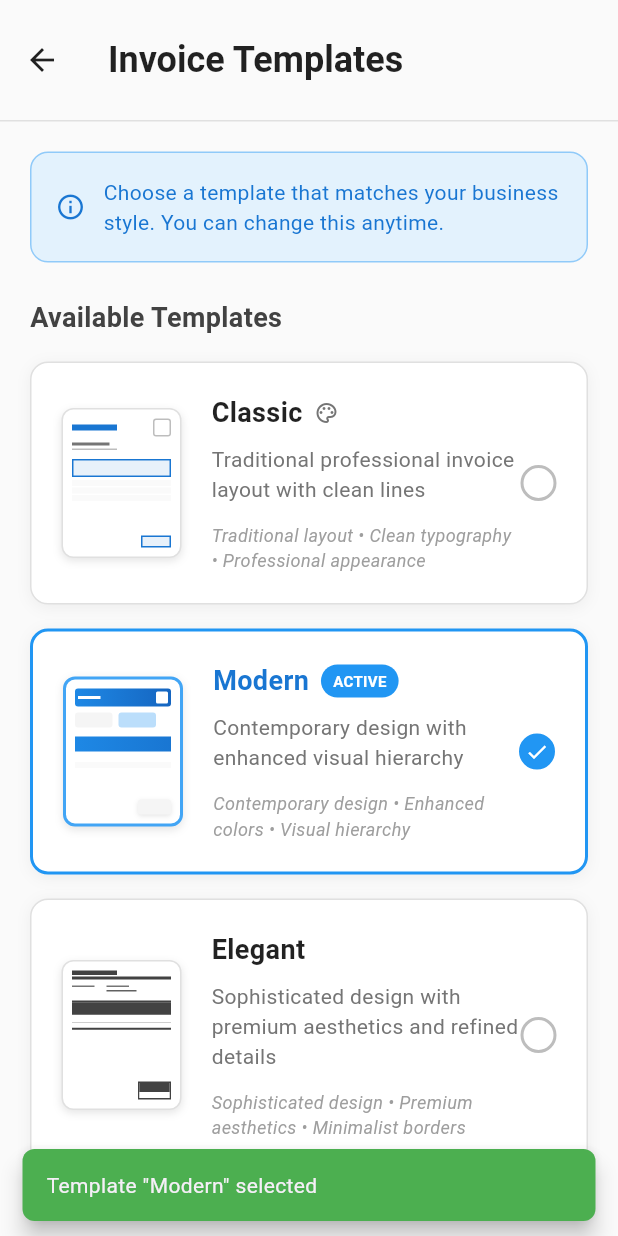
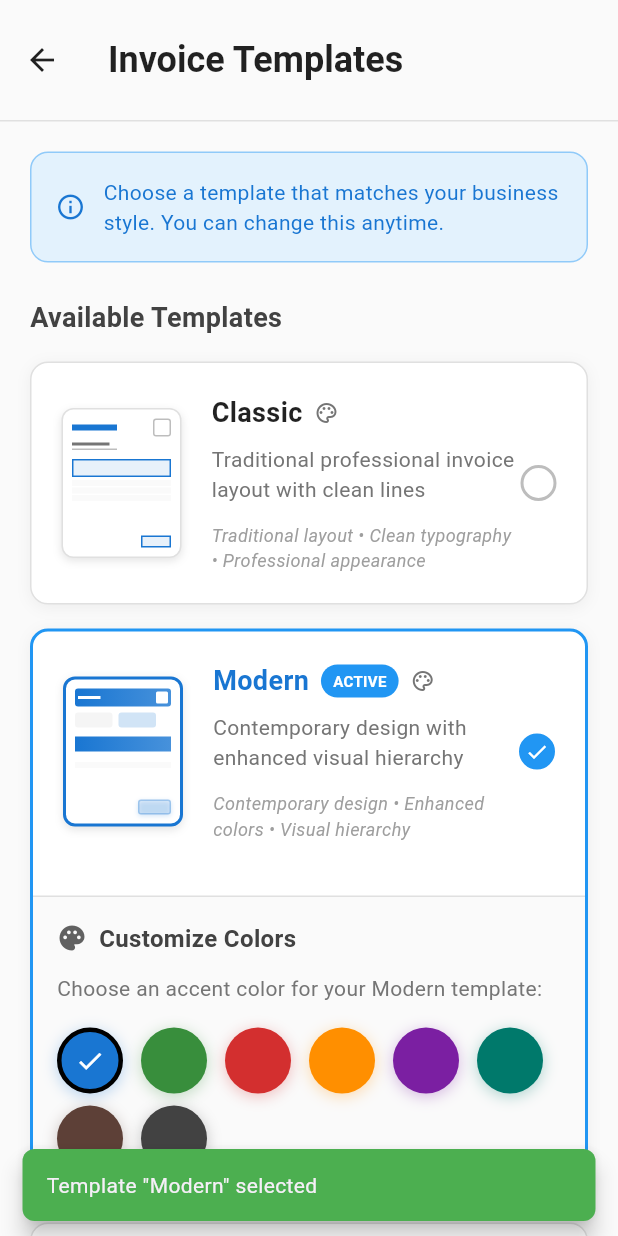
Before and after one commit to igorsoares0/invinv, a Flutter app: the InvoiceTemplatesScreen screen opened directly, after a tap on "Modern", on a phone screen of 412 x 824 dp. Run offline on Flutter 3.47's test engine with Material 3 defaults, Android fonts, the phone set to English and light mode, and no system bars; our stand-ins replace equatable, flutter_bloc, flutter_form_builder, flutter_screenutil, form_builder_validators, go_router and 5 more; accounts and stored records are empty.

Commit message:
add color edit to modern template

```diff
--- a/lib/features/invoices/screens/invoice_preview_screen.dart
+++ b/lib/features/invoices/screens/invoice_preview_screen.dart
@@ -29,6 +29,7 @@ class _InvoicePreviewScreenState extends State<InvoicePreviewScreen> {
   bool _isLoading = true;
   String? _errorMessage;
   Color _classicTemplateColor = const Color(0xFF1976D2);
+  Color _modernTemplateColor = const Color(0xFF1976D2);
 
   @override
   void initState() {
@@ -48,6 +49,7 @@ class _InvoicePreviewScreenState extends State<InvoicePreviewScreen> {
         _invoiceService.getInvoiceWithDetails(widget.invoiceId),
         _templateService.getSelectedTemplate(),
         _templateService.getClassicTemplateColor(),
+        _templateService.getModernTemplateColor(),
       ]);
 
       setState(() {
@@ -55,6 +57,7 @@ class _InvoicePreviewScreenState extends State<InvoicePreviewScreen> {
         _invoiceDetails = results[1] as Map<String, dynamic>?;
         _templateType = results[2] as InvoiceTemplateType;
         _classicTemplateColor = results[3] as Color;
+        _modernTemplateColor = results[4] as Color;
         _isLoading = false;
       });
     } catch (e) {
@@ -149,6 +152,17 @@ class _InvoicePreviewScreenState extends State<InvoicePreviewScreen> {
     return _buildPreview(_invoiceDetails!);
   }
 
+  Color _getTemplateColor() {
+    switch (_templateType) {
+      case InvoiceTemplateType.classic:
+        return _classicTemplateColor;
+      case InvoiceTemplateType.modern:
+        return _modernTemplateColor;
+      case InvoiceTemplateType.elegant:
+        return const Color(0xFF424242); // Grey for elegant
+    }
+  }
+
   Widget _buildPreview(Map<String, dynamic> details) {
     try {
       final invoiceData = details['invoice'] as Map<String, dynamic>;
@@ -225,7 +239,7 @@ class _InvoicePreviewScreenState extends State<InvoicePreviewScreen> {
               style: TextStyle(
                 fontSize: 20,
                 fontWeight: FontWeight.bold,
-                color: _templateType == InvoiceTemplateType.classic ? _classicTemplateColor : Colors.blue,
+                color: _getTemplateColor(),
               ),
             ),
             const SizedBox(height: 4),
@@ -287,7 +301,7 @@ class _InvoicePreviewScreenState extends State<InvoicePreviewScreen> {
                 style: TextStyle(
                   fontSize: 24,
                   fontWeight: FontWeight.bold,
-                  color: _templateType == InvoiceTemplateType.classic ? _classicTemplateColor : Colors.blue,
+                  color: _getTemplateColor(),
                 ),
               )
             : const Icon(
@@ -555,15 +569,15 @@ class _InvoicePreviewScreenState extends State<InvoicePreviewScreen> {
             Container(
               padding: const EdgeInsets.symmetric(horizontal: 6, vertical: 2),
               decoration: BoxDecoration(
-                color: (_templateType == InvoiceTemplateType.classic ? _classicTemplateColor : Colors.blue).withOpacity(0.1),
+                color: _getTemplateColor().withOpacity(0.1),
                 borderRadius: BorderRadius.circular(4),
-                border: Border.all(color: (_templateType == InvoiceTemplateType.classic ? _classicTemplateColor : Colors.blue).withOpacity(0.3), width: 0.5),
+                border: Border.all(color: _getTemplateColor().withOpacity(0.3), width: 0.5),
               ),
               child: Text(
                 item.category!,
                 style: TextStyle(
                   fontSize: 9,
-                  color: _templateType == InvoiceTemplateType.classic ? _classicTemplateColor.withOpacity(0.8) : Colors.blue.shade700,
+                  color: _getTemplateColor().withOpacity(0.8),
                   fontWeight: FontWeight.w500,
                 ),
               ),
@@ -587,7 +601,7 @@ class _InvoicePreviewScreenState extends State<InvoicePreviewScreen> {
               _buildTotalRow('Discount:', '-${NumberFormat.currency(symbol: '\$').format(invoice.discountAmount)}'),
             if (invoice.taxAmount > 0)
               _buildTotalRow('Tax:', NumberFormat.currency(symbol: '\$').format(invoice.taxAmount)),
-            Divider(color: _templateType == InvoiceTemplateType.classic ? _classicTemplateColor : Colors.blue, thickness: 2),
+            Divider(color: _getTemplateColor(), thickness: 2),
             _buildTotalRow(
               'Total:',
               NumberFormat.currency(symbol: '\$').format(invoice.total),
@@ -610,7 +624,7 @@ class _InvoicePreviewScreenState extends State<InvoicePreviewScreen> {
             style: TextStyle(
               fontWeight: isTotal ? FontWeight.bold : FontWeight.normal,
               fontSize: isTotal ? 14 : 12,
-              color: isTotal ? (_templateType == InvoiceTemplateType.classic ? _classicTemplateColor : Colors.blue) : Colors.black,
+              color: isTotal ? _getTemplateColor() : Colors.black,
             ),
           ),
           Text(
@@ -618,7 +632,7 @@ class _InvoicePreviewScreenState extends State<InvoicePreviewScreen> {
             style: TextStyle(
               fontWeight: isTotal ? FontWeight.bold : FontWeight.normal,
               fontSize: isTotal ? 14 : 12,
-              color: isTotal ? (_templateType == InvoiceTemplateType.classic ? _classicTemplateColor : Colors.blue) : Colors.black,
+              color: isTotal ? _getTemplateColor() : Colors.black,
             ),
           ),
         ],
@@ -888,7 +902,7 @@ class _InvoicePreviewScreenState extends State<InvoicePreviewScreen> {
       padding: const EdgeInsets.all(24),
       decoration: BoxDecoration(
         gradient: LinearGradient(
-          colors: [Colors.blue.shade600, Colors.blue.shade800],
+          colors: [_getTemplateColor(), _getTemplateColor().withOpacity(0.8)],
         ),
         borderRadius: BorderRadius.circular(12),
       ),
@@ -911,7 +925,7 @@ class _InvoicePreviewScreenState extends State<InvoicePreviewScreen> {
                 invoice.number,
                 style: TextStyle(
                   fontSize: 16,
-                  color: Colors.blue.shade100,
+                  color: Colors.white.withOpacity(0.8),
                 ),
               ),
             ],
@@ -942,7 +956,7 @@ class _InvoicePreviewScreenState extends State<InvoicePreviewScreen> {
                   style: TextStyle(
                     fontSize: 12,
                     fontWeight: FontWeight.bold,
-                    color: Colors.blue.shade700,
+                    color: _getTemplateColor(),
                   ),
                 ),
                 const SizedBox(height: 12),
@@ -997,9 +1011,9 @@ class _InvoicePreviewScreenState extends State<InvoicePreviewScreen> {
           child: Container(
             padding: const EdgeInsets.all(20),
             decoration: BoxDecoration(
-              color: Colors.blue.shade50,
+              color: _getTemplateColor().withOpacity(0.1),
               borderRadius: BorderRadius.circular(8),
-              border: Border.all(color: Colors.blue.shade200),
+              border: Border.all(color: _getTemplateColor().withOpacity(0.3)),
             ),
             child: Column(
               crossAxisAlignment: CrossAxisAlignment.start,
@@ -1009,7 +1023,7 @@ class _InvoicePreviewScreenState extends State<InvoicePreviewScreen> {
                   style: TextStyle(
                     fontSize: 12,
                     fontWeight: FontWeight.bold,
-                    color: Colors.blue.shade700,
+                    color: _getTemplateColor(),
                   ),
                 ),
                 const SizedBox(height: 12),
@@ -1146,7 +1160,7 @@ class _InvoicePreviewScreenState extends State<InvoicePreviewScreen> {
           TableRow(
             decoration: BoxDecoration(
               gradient: LinearGradient(
-                colors: [Colors.blue.shade600, Colors.blue.shade700],
+                colors: [_getTemplateColor(), _getTemplateColor().withOpacity(0.8)],
               ),
             ),
             children: [
@@ -1201,7 +1215,7 @@ class _InvoicePreviewScreenState extends State<InvoicePreviewScreen> {
             style: TextStyle(
               fontWeight: FontWeight.w600,
               fontSize: 11,
-              color: Colors.blue.shade800,
+              color: _getTemplateColor().withOpacity(0.9),
             ),
           ),
           if (item.description.isNotEmpty) ...[
@@ -1220,15 +1234,15 @@ class _InvoicePreviewScreenState extends State<InvoicePreviewScreen> {
             Container(
               padding: const EdgeInsets.symmetric(horizontal: 6, vertical: 2),
               decoration: BoxDecoration(
-                color: Colors.orange.shade100,
+                color: _getTemplateColor().withOpacity(0.1),
                 borderRadius: BorderRadius.circular(4),
-                border: Border.all(color: Colors.orange.shade300, width: 0.5),
+                border: Border.all(color: _getTemplateColor().withOpacity(0.4), width: 0.5),
               ),
               child: Text(
                 item.category!,
                 style: TextStyle(
                   fontSize: 9,
-                  color: Colors.orange.shade700,
+                  color: _getTemplateColor().withOpacity(0.9),
                   fontWeight: FontWeight.bold,
                 ),
               ),
@@ -1270,7 +1284,7 @@ class _InvoicePreviewScreenState extends State<InvoicePreviewScreen> {
               height: 2,
               decoration: BoxDecoration(
                 gradient: LinearGradient(
-                  colors: [Colors.blue.shade400, Colors.blue.shade600],
+                  colors: [_getTemplateColor().withOpacity(0.6), _getTemplateColor()],
                 ),
               ),
             ),
@@ -1296,7 +1310,7 @@ class _InvoicePreviewScreenState extends State<InvoicePreviewScreen> {
             style: TextStyle(
               fontWeight: isTotal ? FontWeight.bold : FontWeight.normal,
               fontSize: isTotal ? 14 : 12,
-              color: isTotal ? Colors.blue.shade700 : Colors.black,
+              color: isTotal ? _getTemplateColor() : Colors.black,
             ),
           ),
           Text(
@@ -1304,7 +1318,7 @@ class _InvoicePreviewScreenState extends State<InvoicePreviewScreen> {
             style: TextStyle(
               fontWeight: isTotal ? FontWeight.bold : FontWeight.normal,
               fontSize: isTotal ? 14 : 12,
-              color: isTotal ? Colors.blue.shade700 : Colors.black,
+              color: isTotal ? _getTemplateColor() : Colors.black,
             ),
           ),
         ],
@@ -1316,9 +1330,9 @@ class _InvoicePreviewScreenState extends State<InvoicePreviewScreen> {
     return Container(
       padding: const EdgeInsets.all(16),
       decoration: BoxDecoration(
-        color: Colors.blue.shade50,
+        color: _getTemplateColor().withOpacity(0.1),
         borderRadius: BorderRadius.circular(8),
-        border: Border.all(color: Colors.blue.shade200),
+        border: Border.all(color: _getTemplateColor().withOpacity(0.3)),
       ),
       child: Column(
         crossAxisAlignment: CrossAxisAlignment.start,
@@ -1378,7 +1392,7 @@ class _InvoicePreviewScreenState extends State<InvoicePreviewScreen> {
       padding: const EdgeInsets.all(16),
       decoration: BoxDecoration(
         gradient: LinearGradient(
-          colors: [Colors.blue.shade600, Colors.blue.shade800],
+          colors: [_getTemplateColor(), _getTemplateColor().withOpacity(0.8)],
         ),
         borderRadius: BorderRadius.circular(8),
       ),
@@ -1454,7 +1468,7 @@ class _InvoicePreviewScreenState extends State<InvoicePreviewScreen> {
                 style: TextStyle(
                   fontSize: 32,
                   fontWeight: FontWeight.bold,
-                  color: Colors.blue.shade700,
+                  color: _getTemplateColor(),
                 ),
               )
             : Icon(
--- a/lib/features/settings/screens/invoice_templates_screen.dart
+++ b/lib/features/settings/screens/invoice_templates_screen.dart
@@ -14,6 +14,7 @@ class _InvoiceTemplatesScreenState extends State<InvoiceTemplatesScreen> {
   InvoiceTemplateType _selectedTemplate = InvoiceTemplateType.classic;
   bool _isLoading = true;
   Color _classicTemplateColor = const Color(0xFF1976D2);
+  Color _modernTemplateColor = const Color(0xFF1976D2);
 
   @override
   void initState() {
@@ -23,11 +24,16 @@ class _InvoiceTemplatesScreenState extends State<InvoiceTemplatesScreen> {
 
   Future<void> _loadSelectedTemplate() async {
     try {
-      final template = await _templateService.getSelectedTemplate();
-      final classicColor = await _templateService.getClassicTemplateColor();
+      final results = await Future.wait([
+        _templateService.getSelectedTemplate(),
+        _templateService.getClassicTemplateColor(),
+        _templateService.getModernTemplateColor(),
+      ]);
+
       setState(() {
-        _selectedTemplate = template;
-        _classicTemplateColor = classicColor;
+        _selectedTemplate = results[0] as InvoiceTemplateType;
+        _classicTemplateColor = results[1] as Color;
+        _modernTemplateColor = results[2] as Color;
         _isLoading = false;
       });
     } catch (e) {
@@ -181,7 +187,7 @@ class _InvoiceTemplatesScreenState extends State<InvoiceTemplatesScreen> {
           child: Row(
             children: [
               // Template Preview
-              _buildTemplatePreview(template.type, isSelected, _classicTemplateColor),
+              _buildTemplatePreview(template.type, isSelected, _getTemplateColor(template.type)),
               const SizedBox(width: 20),
               // Template Details
               Expanded(
@@ -270,9 +276,9 @@ class _InvoiceTemplatesScreenState extends State<InvoiceTemplatesScreen> {
           ),
         ),
       ),
-          // Color customization for Classic template
-          if (template.type == InvoiceTemplateType.classic && isSelected)
-            _buildColorCustomization(),
+          // Color customization for customizable templates
+          if ((template.type == InvoiceTemplateType.classic || template.type == InvoiceTemplateType.modern) && isSelected)
+            _buildColorCustomization(template.type),
         ],
       ),
     );
@@ -300,12 +306,23 @@ class _InvoiceTemplatesScreenState extends State<InvoiceTemplatesScreen> {
     }
   }
 
+  Color _getTemplateColor(InvoiceTemplateType type) {
+    switch (type) {
+      case InvoiceTemplateType.classic:
+        return _classicTemplateColor;
+      case InvoiceTemplateType.modern:
+        return _modernTemplateColor;
+      case InvoiceTemplateType.elegant:
+        return const Color(0xFF424242); // Grey for elegant
+    }
+  }
+
   Widget _buildTemplatePreview(InvoiceTemplateType type, bool isSelected, Color customColor) {
     switch (type) {
       case InvoiceTemplateType.classic:
         return _buildClassicPreview(isSelected, customColor);
       case InvoiceTemplateType.modern:
-        return _buildModernPreview(isSelected);
+        return _buildModernPreview(isSelected, customColor);
       case InvoiceTemplateType.elegant:
         return _buildElegantPreview(isSelected);
     }
@@ -408,15 +425,17 @@ class _InvoiceTemplatesScreenState extends State<InvoiceTemplatesScreen> {
     );
   }
 
-  Widget _buildModernPreview(bool isSelected) {
+  Widget _buildModernPreview(bool isSelected, Color customColor) {
+    final previewColor = customColor;
     return Container(
+      key: ValueKey('modern_preview_${previewColor.value}'),
       width: 80,
       height: 100,
       decoration: BoxDecoration(
         color: Colors.white,
         borderRadius: BorderRadius.circular(8),
         border: Border.all(
-          color: isSelected ? Colors.blue.shade400 : Colors.grey.shade300,
+          color: isSelected ? previewColor : Colors.grey.shade300,
           width: isSelected ? 2 : 1,
         ),
         boxShadow: [
@@ -438,7 +457,7 @@ class _InvoiceTemplatesScreenState extends State<InvoiceTemplatesScreen> {
               height: 12,
               decoration: BoxDecoration(
                 gradient: LinearGradient(
-                  colors: [Colors.blue.shade600, Colors.blue.shade800],
+                  colors: [previewColor, previewColor.withOpacity(0.8)],
                 ),
                 borderRadius: BorderRadius.circular(2),
               ),
@@ -481,7 +500,7 @@ class _InvoiceTemplatesScreenState extends State<InvoiceTemplatesScreen> {
                   width: 25,
                   height: 10,
                   decoration: BoxDecoration(
-                    color: Colors.blue.shade100,
+                    color: previewColor.withOpacity(0.2),
                     borderRadius: BorderRadius.circular(2),
                   ),
                 ),
@@ -494,7 +513,7 @@ class _InvoiceTemplatesScreenState extends State<InvoiceTemplatesScreen> {
               height: 10,
               decoration: BoxDecoration(
                 gradient: LinearGradient(
-                  colors: [Colors.blue.shade600, Colors.blue.shade700],
+                  colors: [previewColor, previewColor.withOpacity(0.8)],
                 ),
               ),
             ),
@@ -525,11 +544,12 @@ class _InvoiceTemplatesScreenState extends State<InvoiceTemplatesScreen> {
                 width: 22,
                 height: 10,
                 decoration: BoxDecoration(
-                  color: Colors.grey.shade100,
+                  color: previewColor.withOpacity(0.1),
                   borderRadius: BorderRadius.circular(2),
+                  border: Border.all(color: previewColor.withOpacity(0.3)),
                   boxShadow: [
                     BoxShadow(
-                      color: Colors.black.withOpacity(0.1),
+                      color: previewColor.withOpacity(0.2),
                       blurRadius: 2,
                       offset: const Offset(0, 1),
                     ),
@@ -679,7 +699,10 @@ class _InvoiceTemplatesScreenState extends State<InvoiceTemplatesScreen> {
     );
   }
 
-  Widget _buildColorCustomization() {
+  Widget _buildColorCustomization(InvoiceTemplateType templateType) {
+    final currentColor = templateType == InvoiceTemplateType.classic
+        ? _classicTemplateColor
+        : _modernTemplateColor;
     final predefinedColors = [
       const Color(0xFF1976D2), // Blue
       const Color(0xFF388E3C), // Green
@@ -727,7 +750,7 @@ class _InvoiceTemplatesScreenState extends State<InvoiceTemplatesScreen> {
           ),
           const SizedBox(height: 12),
           Text(
-            'Choose an accent color for your Classic template:',
+            'Choose an accent color for your ${templateType == InvoiceTemplateType.classic ? 'Classic' : 'Modern'} template:',
             style: TextStyle(
               fontSize: 14,
               color: Colors.grey.shade600,
@@ -738,9 +761,9 @@ class _InvoiceTemplatesScreenState extends State<InvoiceTemplatesScreen> {
             spacing: 12,
             runSpacing: 8,
             children: predefinedColors.map((color) {
-              final isSelected = _classicTemplateColor.value == color.value;
+              final isSelected = currentColor.value == color.value;
               return GestureDetector(
-                onTap: () => _updateClassicColor(color),
+                onTap: () => _updateTemplateColor(color, templateType),
                 child: Container(
                   width: 44,
                   height: 44,
@@ -775,13 +798,22 @@ class _InvoiceTemplatesScreenState extends State<InvoiceTemplatesScreen> {
     );
   }
 
-  Future<void> _updateClassicColor(Color color) async {
+  Future<void> _updateTemplateColor(Color color, InvoiceTemplateType templateType) async {
     setState(() {
-      _classicTemplateColor = color;
+      if (templateType == InvoiceTemplateType.classic) {
+        _classicTemplateColor = color;
+      } else if (templateType == InvoiceTemplateType.modern) {
+        _modernTemplateColor = color;
+      }
     });
 
     try {
-      await _templateService.setClassicTemplateColor(color);
+      if (templateType == InvoiceTemplateType.classic) {
+        await _templateService.setClassicTemplateColor(color);
+      } else if (templateType == InvoiceTemplateType.modern) {
+        await _templateService.setModernTemplateColor(color);
+      }
+
       if (mounted) {
         ScaffoldMessenger.of(context).showSnackBar(
           SnackBar(
@@ -806,4 +838,9 @@ class _InvoiceTemplatesScreenState extends State<InvoiceTemplatesScreen> {
       }
     }
   }
+
+  // Manter compatibilidade com código antigo
+  Future<void> _updateClassicColor(Color color) async {
+    return _updateTemplateColor(color, InvoiceTemplateType.classic);
+  }
 }
--- a/lib/shared/models/invoice_template.dart
+++ b/lib/shared/models/invoice_template.dart
@@ -35,6 +35,8 @@ class InvoiceTemplate {
       type: InvoiceTemplateType.modern,
       name: 'Modern',
       description: 'Contemporary design with enhanced visual hierarchy',
+      primaryColor: Color(0xFF1976D2),
+      isCustomizable: true,
     ),
     InvoiceTemplate(
       type: InvoiceTemplateType.elegant,
--- a/lib/shared/services/template_service.dart
+++ b/lib/shared/services/template_service.dart
@@ -5,6 +5,7 @@ import '../models/invoice_template.dart';
 class TemplateService {
   static const String _templateKey = 'selected_invoice_template';
   static const String _classicColorKey = 'classic_template_color';
+  static const String _modernColorKey = 'modern_template_color';
 
   Future<InvoiceTemplateType> getSelectedTemplate() async {
     try {
@@ -43,4 +44,23 @@ class TemplateService {
       // Silently fail
     }
   }
+
+  Future<Color> getModernTemplateColor() async {
+    try {
+      final prefs = await SharedPreferences.getInstance();
+      final colorValue = prefs.getInt(_modernColorKey) ?? 0xFF1976D2;
+      return Color(colorValue);
+    } catch (e) {
+      return const Color(0xFF1976D2); // Default blue
+    }
+  }
+
+  Future<void> setModernTemplateColor(Color color) async {
+    try {
+      final prefs = await SharedPreferences.getInstance();
+      await prefs.setInt(_modernColorKey, color.value);
+    } catch (e) {
+      // Silently fail
+    }
+  }
 }
```
Also changed, not shown: lib/shared/services/pdf_service.dart (+25 -18 lines).
